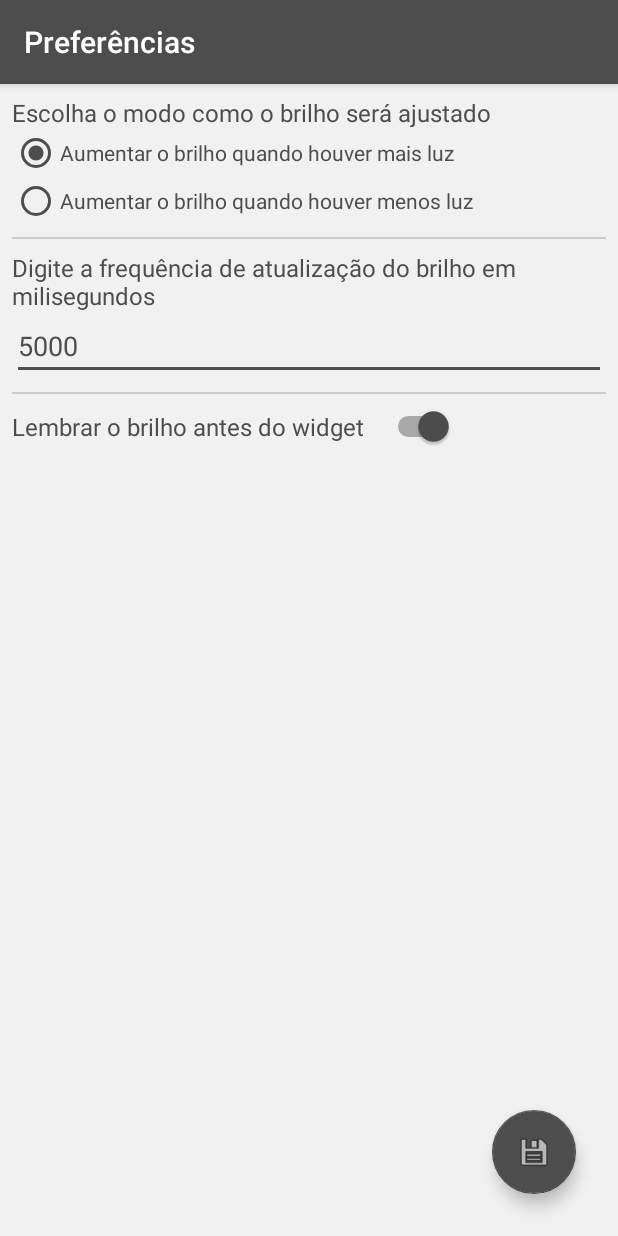
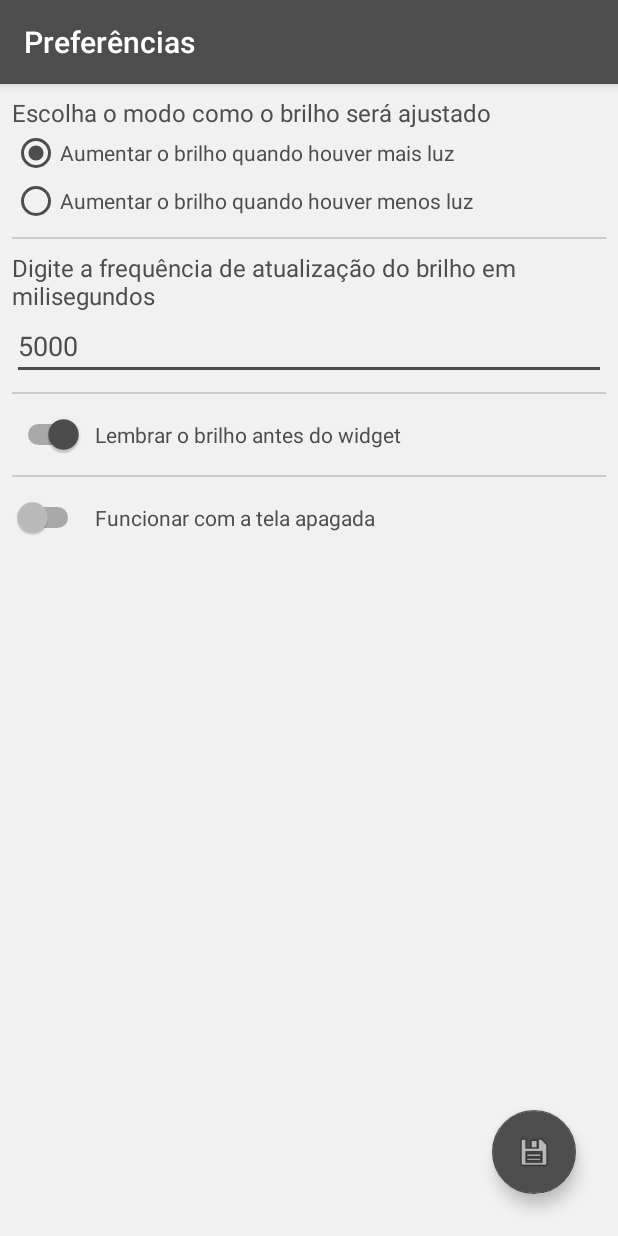
Before and after one commit to FusRoDah061/Bright-Controller-Widget, an Android app: the PreferencesActivity screen opened directly, with no data from a screen before it, on a phone screen of 412 x 824 dp. Run offline under Robolectric (Android 15) with nearby library versions, the phone set to English and light mode, and no system bars.

Commit message:
Adicionada a opção de escolher se o brilho deve ser atualizado enquanto a tela estiver apagada

```diff
--- a/app/build.gradle
+++ b/app/build.gradle
@@ -5,7 +5,7 @@ android {
     buildToolsVersion "26.0.2"
     defaultConfig {
         applicationId "com.brightcontroller.allex.brightcontroller"
-        minSdkVersion 14
+        minSdkVersion 16
         targetSdkVersion 25
         versionCode 1
         versionName "1.0"
--- a/app/src/main/java/com/brightcontroller/allex/brightcontroller/GerenciadorNotificacoes.java
+++ b/app/src/main/java/com/brightcontroller/allex/brightcontroller/GerenciadorNotificacoes.java
@@ -35,7 +35,7 @@ public class GerenciadorNotificacoes {
             builder.setCategory(Notification.CATEGORY_SERVICE);
         }
 
-        if(prefs.getBoolean(ManagePreferences.PREFS_IS_RUNNING)) {
+        if(prefs.getIsRunning()) {
             builder.setContentText("Executando, toque para pausar");
             builder.setSmallIcon(R.drawable.ic_notification_controller_on);
         }
--- a/app/src/main/java/com/brightcontroller/allex/brightcontroller/ManagePreferences.java
+++ b/app/src/main/java/com/brightcontroller/allex/brightcontroller/ManagePreferences.java
@@ -47,6 +47,10 @@ public class ManagePreferences {
      */
     public static final String PREFS_BACKUP_BRIGHTNESS_LEVEL = "com.brightcontroller.allex.REMEMBER_BRIGHTNESS";
 
+    public static final String PREFS_RUN_ON_SCREEN_OFF = "com.brightcontroller.allex.SCREEN_OFF";
+
+    public static final String PREFS_BRIGHTNESS_LEVEL = "com.brightcontroller.allex.BRIGHTNESS_LEVEL";
+
     //Valores das preferências
 
     /**
@@ -79,6 +83,8 @@ public class ManagePreferences {
      */
     public static final boolean VAL_REMEMBER_BRIGHTNESS_LEVEL = true;
 
+    public static final boolean VAL_RUN_ON_SCREEN_OFF = false;
+
     private SharedPreferences sharedPreferences;
 
     public ManagePreferences(Context context){
@@ -97,6 +103,7 @@ public class ManagePreferences {
         writeInt(PREFS_BRIGHTNESS_MODE, VAL_BRIGHTNESS_MODE_LOW_HIGH);
         writeLong(PREFS_CHECK_INTERVAL, VAL_DEFAULT_UPDATE_INTERVAL);
         writeBoolean(PREFS_BACKUP_BRIGHTNESS_LEVEL, VAL_REMEMBER_BRIGHTNESS_LEVEL);
+        writeBoolean(PREFS_RUN_ON_SCREEN_OFF, VAL_RUN_ON_SCREEN_OFF);
 
         writeBoolean(PREFS_EXISTS, true);
     }
@@ -114,7 +121,7 @@ public class ManagePreferences {
      * @param key chave que será modificada
      * @param value novo valor da chave
      */
-    public void writeInt(String key, int value){
+    private void writeInt(String key, int value){
 
         SharedPreferences.Editor editor = sharedPreferences.edit();
 
@@ -129,7 +136,7 @@ public class ManagePreferences {
      * @param key chave que será modificada
      * @param value novo valor da chave
      */
-    public void writeFloat(String key, float value){
+    private void writeFloat(String key, float value){
 
         SharedPreferences.Editor editor = sharedPreferences.edit();
 
@@ -144,7 +151,7 @@ public class ManagePreferences {
      * @param key chave que será modificada
      * @param value novo valor da chave
      */
-    public void writeString(String key, String value){
+    private void writeString(String key, String value){
 
         SharedPreferences.Editor editor = sharedPreferences.edit();
 
@@ -159,7 +166,7 @@ public class ManagePreferences {
      * @param key chave que será modificada
      * @param value novo valor da chave
      */
-    public void writeBoolean(String key, boolean value){
+    private void writeBoolean(String key, boolean value){
 
         SharedPreferences.Editor editor = sharedPreferences.edit();
 
@@ -174,7 +181,7 @@ public class ManagePreferences {
      * @param key chave que será modificada
      * @param value novo valor da chave
      */
-    public void writeLong(String key, long value){
+    private void writeLong(String key, long value){
 
         SharedPreferences.Editor editor = sharedPreferences.edit();
 
@@ -190,7 +197,7 @@ public class ManagePreferences {
      * @param key chave que terá seu valor buscado.
      * @return ou valor da chave buscada ou VAL_DEFAULT_VALUE_INT caso a chave não exista ou não seja do tipo inteiro.
      */
-    public int getInt(String key){
+    private int getInt(String key){
 
         try {
 
@@ -208,7 +215,7 @@ public class ManagePreferences {
      * @param key chave que terá seu valor buscado.
      * @return ou valor da chave buscada ou VAL_DEFAULT_VALUE_INT caso a chave não exista ou não seja do tipo float.
      */
-    public float getFloat(String key){
+    private float getFloat(String key){
 
         try{
 
@@ -226,7 +233,7 @@ public class ManagePreferences {
      * @param key chave que terá seu valor buscado.
      * @return ou valor da chave buscada ou null caso a chave não exista ou não seja do tipo String.
      */
-    public String getString(String key){
+    private String getString(String key){
 
         try{
 
@@ -244,7 +251,7 @@ public class ManagePreferences {
      * @param key chave que terá seu valor buscado.
      * @return ou valor da chave buscada ou false caso a chave não exista ou não seja do tipo boolean.
      */
-    public boolean getBoolean(String key){
+    private boolean getBoolean(String key){
 
         try{
 
@@ -262,7 +269,7 @@ public class ManagePreferences {
      * @param key chave que terá seu valor buscado.
      * @return ou valor da chave buscada ou VAL_DEFAULT_VALUE_INT caso a chave não exista ou não seja do tipo long.
      */
-    public long getLong(String key){
+    private long getLong(String key){
 
         try{
 
@@ -275,4 +282,51 @@ public class ManagePreferences {
 
     }
 
+    public void setInterval(long value){
+        writeLong(PREFS_CHECK_INTERVAL,value);
+    }
+
+    public void setRememberBrightness(boolean value){
+        writeBoolean(PREFS_BACKUP_BRIGHTNESS_LEVEL, value);
+    }
+
+    public void setBrightnessMode(int value){
+        writeInt(PREFS_BRIGHTNESS_MODE, value);
+    }
+
+    public void setRunOnScreenOff(boolean value){
+        writeBoolean(PREFS_RUN_ON_SCREEN_OFF, value);
+    }
+
+    public void setIsRunning(boolean value){
+        writeBoolean(PREFS_IS_RUNNING, value);
+    }
+
+    public void setBrightnessLevel(int value){
+        writeInt(PREFS_BRIGHTNESS_LEVEL, value);
+    }
+
+    public long getInterval(){
+        return getLong(PREFS_CHECK_INTERVAL);
+    }
+
+    public boolean getRememberBrightness(){
+        return getBoolean(PREFS_BACKUP_BRIGHTNESS_LEVEL);
+    }
+
+    public int getBrightnessMode(){
+        return getInt(ManagePreferences.PREFS_BRIGHTNESS_MODE);
+    }
+
+    public boolean getRunOnScreenOff(){
+        return getBoolean(PREFS_RUN_ON_SCREEN_OFF);
+    }
+    public boolean getIsRunning(){
+        return getBoolean(PREFS_IS_RUNNING);
+    }
+
+    public int getBrightnessLevel(){
+        return getInt(PREFS_BRIGHTNESS_LEVEL);
+    }
+
 }
--- a/app/src/main/java/com/brightcontroller/allex/brightcontroller/PreferencesActivity.java
+++ b/app/src/main/java/com/brightcontroller/allex/brightcontroller/PreferencesActivity.java
@@ -8,6 +8,7 @@ import android.view.View;
 import android.widget.EditText;
 import android.widget.RadioButton;
 import android.widget.Switch;
+import android.widget.TextView;
 
 public class PreferencesActivity extends AppCompatActivity implements View.OnClickListener {
 
@@ -16,13 +17,17 @@ public class PreferencesActivity extends AppCompatActivity implements View.OnCli
     private RadioButton rbLowHighBright;
     private RadioButton rbHighLowBright;
     private EditText etCheckInterval;
+    private TextView rememberBrightLabel;
     private Switch switchRememberBright;
+    private TextView screenOffLabel;
+    private Switch switchRunScreenOff;
     private FloatingActionButton btnSave;
 
     //Preferências
     private long verifyInterval;
     private int brightnessMode;
     private boolean rememberBrightness;
+    private boolean screenOff;
 
     @Override
     protected void onCreate(Bundle savedInstanceState) {
@@ -61,10 +66,37 @@ public class PreferencesActivity extends AppCompatActivity implements View.OnCli
         rbHighLowBright = (RadioButton) findViewById(R.id.rbHighLow);
         rbLowHighBright = (RadioButton) findViewById(R.id.rbLowHigh);
         etCheckInterval = (EditText) findViewById(R.id.editTextInterval);
+        screenOffLabel = (TextView) findViewById(R.id.screenOffLabel);
         switchRememberBright = (Switch) findViewById(R.id.switchRemeberBright);
+        switchRunScreenOff = (Switch) findViewById(R.id.switchScreenOff);
+        rememberBrightLabel = (TextView) findViewById(R.id.rememberBrightLabel);
         btnSave = (FloatingActionButton) findViewById(R.id.btnSave);
 
         btnSave.setOnClickListener(this);
+
+        screenOffLabel.setOnClickListener(new View.OnClickListener() {
+            @Override
+            public void onClick(View v) {
+                if(switchRunScreenOff.isChecked()){
+                    switchRunScreenOff.setChecked(false);
+                }
+                else{
+                    switchRunScreenOff.setChecked(true);
+                }
+            }
+        });
+
+        rememberBrightLabel.setOnClickListener(new View.OnClickListener() {
+            @Override
+            public void onClick(View v) {
+                if(switchRememberBright.isChecked()){
+                    switchRememberBright.setChecked(false);
+                }
+                else{
+                    switchRememberBright.setChecked(true);
+                }
+            }
+        });
 
     }
 
@@ -73,10 +105,10 @@ public class PreferencesActivity extends AppCompatActivity implements View.OnCli
      */
     private void loadPreferences(){
 
-        verifyInterval = managePreferences.getLong(ManagePreferences.PREFS_CHECK_INTERVAL);
-        rememberBrightness = managePreferences.getBoolean(ManagePreferences.PREFS_BACKUP_BRIGHTNESS_LEVEL);
-        brightnessMode = managePreferences.getInt(ManagePreferences.PREFS_BRIGHTNESS_MODE);
-
+        verifyInterval = managePreferences.getInterval();
+        rememberBrightness = managePreferences.getRememberBrightness();
+        brightnessMode = managePreferences.getBrightnessMode();
+        screenOff = managePreferences.getRunOnScreenOff();
     }
 
     /**
@@ -87,6 +119,8 @@ public class PreferencesActivity extends AppCompatActivity implements View.OnCli
         etCheckInterval.setText(String.valueOf(verifyInterval));
 
         switchRememberBright.setChecked(rememberBrightness);
+
+        switchRunScreenOff.setChecked(screenOff);
 
         if(brightnessMode == ManagePreferences.VAL_BRIGHTNESS_MODE_LOW_HIGH){
             rbLowHighBright.setChecked(true);
@@ -101,6 +135,7 @@ public class PreferencesActivity extends AppCompatActivity implements View.OnCli
 
         verifyInterval = Long.parseLong(etCheckInterval.getText().toString());
         rememberBrightness = switchRememberBright.isChecked();
+        screenOff = switchRunScreenOff.isChecked();
 
         if(rbLowHighBright.isChecked()){
             brightnessMode = ManagePreferences.VAL_BRIGHTNESS_MODE_LOW_HIGH;
@@ -109,9 +144,10 @@ public class PreferencesActivity extends AppCompatActivity implements View.OnCli
             brightnessMode = ManagePreferences.VAL_BRIGHTNESS_MODE_HIGH_LOW;
         }
 
-        managePreferences.writeLong(ManagePreferences.PREFS_CHECK_INTERVAL, verifyInterval);
-        managePreferences.writeBoolean(ManagePreferences.PREFS_BACKUP_BRIGHTNESS_LEVEL, rememberBrightness);
-        managePreferences.writeInt(ManagePreferences.PREFS_BRIGHTNESS_MODE, brightnessMode);
+        managePreferences.setInterval(verifyInterval);
+        managePreferences.setRememberBrightness(rememberBrightness);
+        managePreferences.setBrightnessMode(brightnessMode);
+        managePreferences.setRunOnScreenOff(screenOff);
 
         Toaster.showToast("Mudanças salvas com sucesso.", this);
 
@@ -121,7 +157,6 @@ public class PreferencesActivity extends AppCompatActivity implements View.OnCli
 
     private void updateSettings(){
         WatcherThread thread = WatcherThread.getInstance(getBaseContext());
-
         thread.updatePreferences();
     }
 
--- a/app/src/main/res/layout/activity_preferences.xml
+++ b/app/src/main/res/layout/activity_preferences.xml
@@ -76,15 +76,54 @@
             android:layout_marginBottom="8dp"
             android:layout_marginTop="8dp"/>
 
-        <Switch
-            android:id="@+id/switchRemeberBright"
-            android:layout_width="wrap_content"
-            android:layout_height="wrap_content"
-            android:text="Lembrar o brilho antes do widget"
-            android:switchPadding="12dp"
-            android:textColor="@color/colorAccent"
-            android:trackTint="@color/colorPrimaryDark"
-            android:textSize="16sp"/>
+        <LinearLayout
+            android:layout_width="match_parent"
+            android:orientation="horizontal"
+            android:paddingTop="5dp"
+            android:paddingBottom="5dp"
+            android:layout_height="wrap_content">
+            <Switch
+                android:layout_width="wrap_content"
+                android:layout_height="wrap_content"
+                android:id="@+id/switchRemeberBright"
+                android:trackTint="@color/colorPrimaryDark" />
+            <TextView
+                android:id="@+id/rememberBrightLabel"
+                android:layout_width="wrap_content"
+                android:text="Lembrar o brilho antes do widget"
+                android:layout_height="wrap_content"
+                android:textColor="@color/colorAccent"
+                android:layout_marginLeft="7dp"
+                android:layout_marginStart="7dp"/>
+        </LinearLayout>
+
+        <View
+            android:layout_width="match_parent"
+            android:layout_height="1dp"
+            android:background="#ccc"
+            android:layout_marginBottom="8dp"
+            android:layout_marginTop="8dp"/>
+
+        <LinearLayout
+            android:layout_width="match_parent"
+            android:orientation="horizontal"
+            android:paddingTop="5dp"
+            android:paddingBottom="5dp"
+            android:layout_height="wrap_content">
+            <Switch
+                android:layout_width="wrap_content"
+                android:layout_height="wrap_content"
+                android:id="@+id/switchScreenOff"
+                android:trackTint="@color/colorPrimaryDark" />
+            <TextView
+                android:id="@+id/screenOffLabel"
+                android:layout_width="wrap_content"
+                android:text="Funcionar com a tela apagada"
+                android:layout_height="wrap_content"
+                android:textColor="@color/colorAccent"
+                android:layout_marginLeft="7dp"
+                android:layout_marginStart="7dp" />
+        </LinearLayout>
 
     </LinearLayout>
 
@@ -97,6 +136,7 @@
         app:srcCompat="@android:drawable/ic_menu_save"
         android:layout_alignParentBottom="true"
         android:layout_alignParentRight="true"
+        android:layout_alignParentEnd="true"
         android:layout_margin="20dp"/>
 
 </RelativeLayout>
```
Also changed, not shown: app/src/main/java/com/brightcontroller/allex/brightcontroller/BrightControllerWidget.java (+5 -7 lines), app/src/main/java/com/brightcontroller/allex/brightcontroller/WatcherThread.java (+29 -4 lines), app/src/main/res/layout/notification_layout.xml (added, +8 -0 lines).
